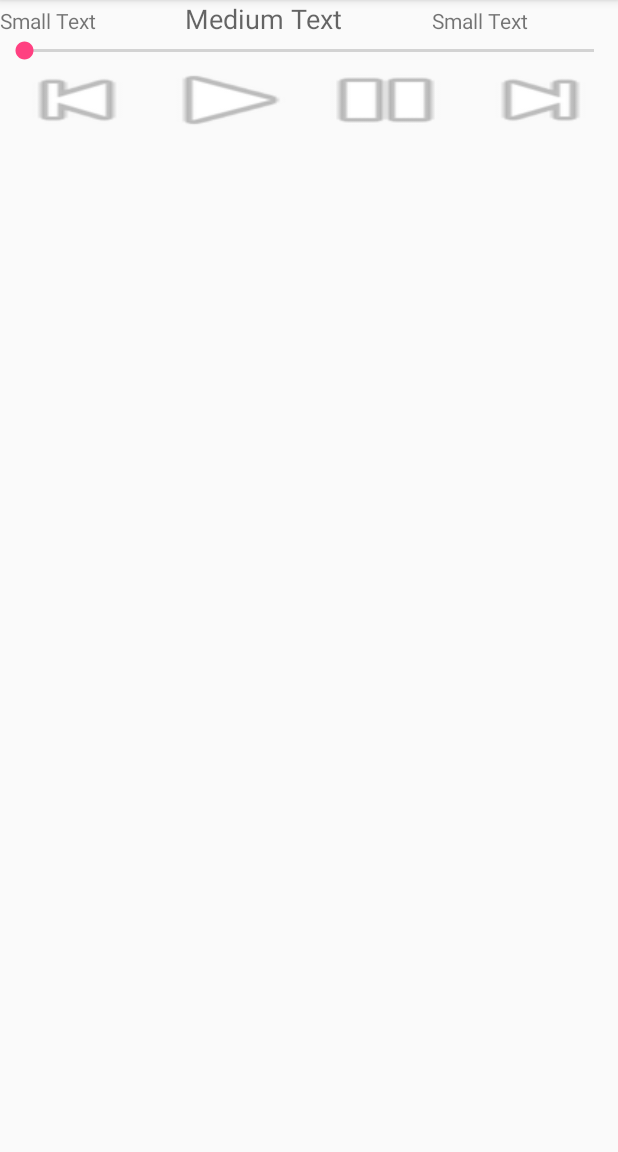
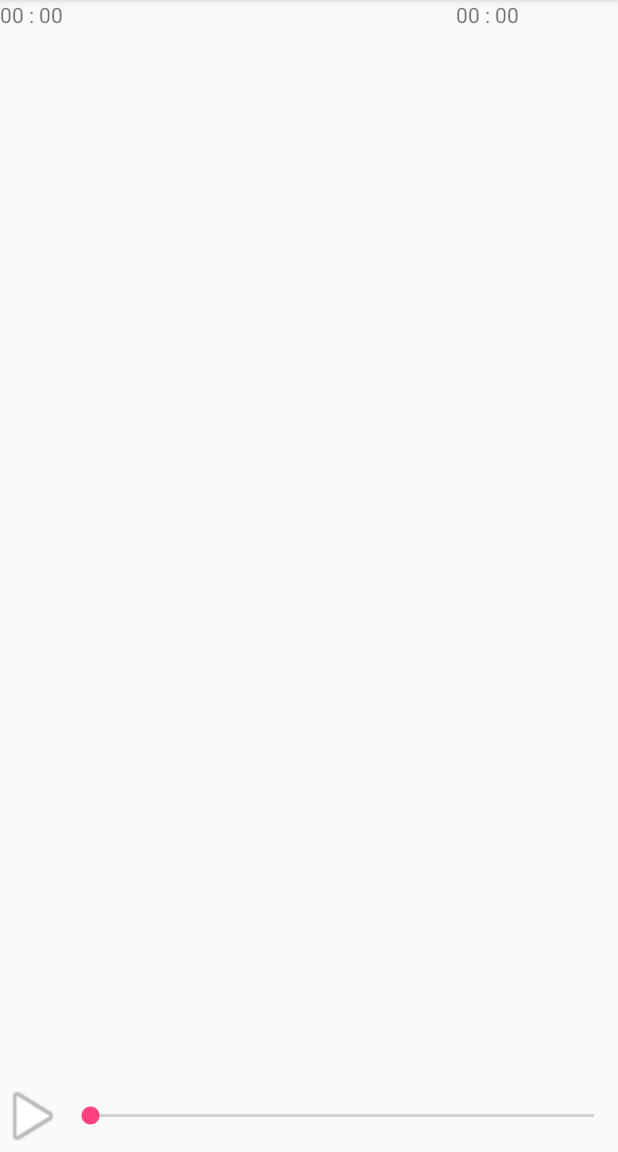
Before and after one commit to petetina/newsongs, an Android app: the fragment MyPlayerFragment shown on its own in the app's theme, on a phone screen of 412 x 824 dp, the part 84-1236 px from its top. Run offline under Robolectric (Android 15) with nearby library versions, the phone set to English and light mode, and no system bars.

Commit message:
Pas de co internet géré ! et optimisation de layout

```diff
--- a/app/src/main/java/newsongs/fr/newsongs/Fragments/MySliderFragment.java
+++ b/app/src/main/java/newsongs/fr/newsongs/Fragments/MySliderFragment.java
@@ -135,7 +135,7 @@ public class MySliderFragment extends Fragment implements BaseSliderView.OnSlide
             @Override
             public void onItemClick(AdapterView<?> parent, View view, final int position, long id) {
                 //On initialise le player
-                mListener.init(musicList.get(position).getUrlpreview());
+                mListener.init(musicList.get(position).getUrlpreview(),musicList.get(position).getTitre());
             }
         });
     }
--- a/app/src/main/java/newsongs/fr/newsongs/PlayerInterface.java
+++ b/app/src/main/java/newsongs/fr/newsongs/PlayerInterface.java
@@ -5,5 +5,5 @@ package newsongs.fr.newsongs;
  */
 
 public interface PlayerInterface {
-    void init(String url);
+    void init(String url, String titre);
 }
--- a/app/src/main/res/layout/fragment_player.xml
+++ b/app/src/main/res/layout/fragment_player.xml
@@ -2,80 +2,57 @@
 <LinearLayout xmlns:android="http://schemas.android.com/apk/res/android"
     android:layout_width="match_parent"
     android:layout_height="match_parent"
+    xmlns:app="http://schemas.android.com/apk/res-auto"
     android:orientation="vertical">
 
     <LinearLayout
         android:layout_width="match_parent"
         android:layout_height="wrap_content"
-        android:orientation="horizontal">
+        android:orientation="horizontal"
+        android:layout_weight="1"
+        >
+
+        <TextView
+            android:id="@+id/textView2"
+            android:layout_width="wrap_content"
+            android:layout_height="wrap_content"
+            android:layout_weight="0.2"
+            android:layout_alignParentStart="true"
+            android:text="00 : 00"
+            android:textAppearance="?android:attr/textAppearanceSmall" />
+
+        <TextView
+            android:id="@+id/lblTitre"
+            android:layout_width="wrap_content"
+            android:layout_height="wrap_content"
+            android:layout_weight="0.6"
+            android:layout_alignStart="@+id/textView1"
+            android:ellipsize="marquee"
+            android:focusable="true"
+            android:focusableInTouchMode="true"
+            android:marqueeRepeatLimit="marquee_forever"
+            android:maxLines="1"
+            android:scrollHorizontally="true"
+            android:text=""
+            android:textAppearance="?android:attr/textAppearanceSmall"
+            />
 
         <TextView
             android:id="@+id/textView3"
             android:layout_width="wrap_content"
             android:layout_height="wrap_content"
-            android:layout_above="@+id/seekBar"
-            android:layout_alignEnd="@+id/button4"
-            android:layout_alignRight="@+id/button4"
-            android:layout_weight="1"
-            android:text="Small Text"
-            android:textAppearance="?android:attr/textAppearanceSmall" />
+            android:layout_weight="0.2"
+            android:text="00 : 00"
+            android:textAppearance="?android:attr/textAppearanceSmall"
+             />
 
-        <TextView
-            android:id="@+id/textView4"
-            android:layout_width="wrap_content"
-            android:layout_height="wrap_content"
-            android:layout_alignBaseline="@+id/textView2"
-            android:layout_alignBottom="@+id/textView2"
-            android:layout_centerHorizontal="true"
-            android:layout_weight="1"
-            android:text="Medium Text"
-            android:textAppearance="?android:attr/textAppearanceMedium" />
-
-        <TextView
-            android:id="@+id/textView2"
-            android:layout_width="wrap_content"
-            android:layout_height="wrap_content"
-            android:layout_above="@+id/seekBar"
-            android:layout_toLeftOf="@+id/textView"
-            android:layout_toStartOf="@+id/textView"
-            android:layout_weight="1"
-            android:text="Small Text"
-            android:textAppearance="?android:attr/textAppearanceSmall" />
     </LinearLayout>
 
     <LinearLayout
         android:layout_width="match_parent"
         android:layout_height="wrap_content"
         android:orientation="horizontal"
-        >
-
-        <SeekBar
-            android:id="@+id/seekBar"
-            android:layout_width="match_parent"
-            android:layout_height="wrap_content"
-            android:layout_above="@+id/button"
-            android:layout_alignEnd="@+id/textview"
-            android:layout_alignLeft="@+id/textview"
-            android:layout_alignRight="@+id/textview"
-            android:layout_alignStart="@+id/textview"
-            android:layout_weight="1" />
-    </LinearLayout>
-
-    <LinearLayout
-        android:layout_width="match_parent"
-        android:layout_height="wrap_content"
-        android:orientation="horizontal">
-
-        <Button
-            android:id="@+id/btnPrecedent"
-            android:layout_width="wrap_content"
-            android:layout_height="wrap_content"
-            android:layout_alignTop="@+id/button3"
-            android:layout_toEndOf="@+id/button3"
-            android:layout_toRightOf="@+id/button3"
-            android:layout_weight="1"
-            android:background="@android:drawable/ic_media_previous"
-            />
+        android:layout_gravity="center_vertical">
 
         <Button
             android:id="@+id/btnPlay"
@@ -85,6 +62,7 @@
             android:layout_toEndOf="@+id/button2"
             android:layout_toRightOf="@+id/button2"
             android:layout_weight="1"
+            android:gravity="center_vertical"
             android:background="@android:drawable/ic_media_play" />
 
         <Button
@@ -95,17 +73,22 @@
             android:layout_alignParentBottom="true"
             android:layout_alignStart="@+id/imageView"
             android:layout_weight="1"
+            android:gravity="center_vertical"
             android:background="@android:drawable/ic_media_pause" />
 
-        <Button
-            android:id="@+id/btnApres"
-            android:layout_width="wrap_content"
+        <SeekBar
+            android:id="@+id/seekBar"
+            android:layout_width="match_parent"
             android:layout_height="wrap_content"
-            android:layout_alignParentBottom="true"
-            android:layout_alignParentLeft="true"
-            android:layout_alignParentStart="true"
-            android:layout_weight="1"
-            android:background="@android:drawable/ic_media_next" />
+            android:layout_above="@+id/button"
+            android:layout_gravity="center_vertical"
+            android:layout_weight="1" />
+    </LinearLayout>
+
+    <LinearLayout
+        android:layout_width="match_parent"
+        android:layout_height="wrap_content"
+        android:orientation="horizontal">
 
     </LinearLayout>
 
--- a/app/src/main/res/values/strings.xml
+++ b/app/src/main/res/values/strings.xml
@@ -22,4 +22,6 @@
 
     <!-- TODO: Remove or change this placeholder text -->
     <string name="hello_blank_fragment">Hello blank fragment</string>
+    <string name="contentDescriptionImage">background</string>
+    <string name="no_connection">Veuillez vous connecter à Internet et redémarrer l\'appli !</string>
 </resources>
--- a/build.gradle
+++ b/build.gradle
@@ -5,7 +5,7 @@ buildscript {
         jcenter()
     }
     dependencies {
-        classpath 'com.android.tools.build:gradle:2.3.3'
+        classpath 'com.android.tools.build:gradle:3.0.0'
 
         // NOTE: Do not place your application dependencies here; they belong
         // in the individual module build.gradle files
```
Also changed, not shown: app/build.gradle (+5 -6 lines), app/src/main/java/newsongs/fr/newsongs/Fragments/MyPlayerFragment.java (+19 -22 lines), app/src/main/java/newsongs/fr/newsongs/MainActivity.java (+8 -5 lines), app/src/main/java/newsongs/fr/newsongs/Tools.java (+11 -0 lines), app/src/main/res/layout/activity_firstuse.xml (+4 -4 lines), app/src/main/res/layout/no_connection.xml (added, +14 -0 lines), gradle/wrapper/gradle-wrapper.properties.
